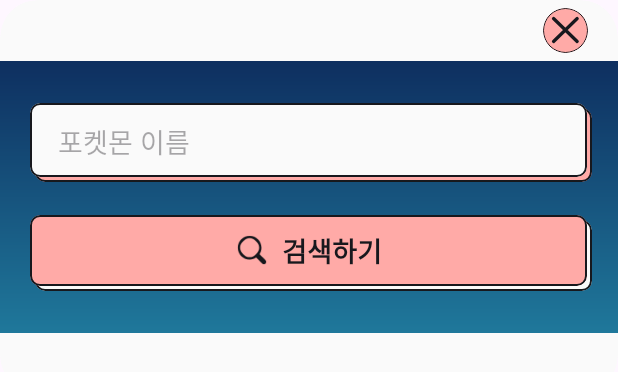
After one commit to kmj94102/MjAppXml, an Android app: the layout dialog_pokemon_search.xml on its own in the app's theme, with its tools: preview values and no code run, on a phone screen of 412 x 824 dp. The commit adds this screen. Shown: the top 372 px of the screen. Run offline under Robolectric (Android 15) with nearby library versions, the light colour scheme and no system bars; network calls fail.

Commit message:
- 포켓몬 도감 검색 기능 추가

```diff
--- a/app/src/main/java/com/example/mjappxml/custom/DoubleCardView.kt
+++ b/app/src/main/java/com/example/mjappxml/custom/DoubleCardView.kt
@@ -75,7 +75,7 @@
 
     private fun initViews() {
         addView(binding.root)
-        setBackgroundColor(ContextCompat.getColor(context, R.color.white))
+        setBackgroundColor(ContextCompat.getColor(context, android.R.color.transparent))
         strokeWidth = 0
         radius = context.dpToPx(10).toFloat()
         layoutParams = LayoutParams(LayoutParams.MATCH_PARENT, LayoutParams.MATCH_PARENT)
--- /dev/null
+++ b/app/src/main/res/layout/dialog_pokemon_search.xml
@@ -0,0 +1,105 @@
+<?xml version="1.0" encoding="utf-8"?>
+<layout>
+
+    <data>
+        <variable
+            name="dialog"
+            type="com.example.mjappxml.ui.game.pokemon.dex.PokemonSearchDialog" />
+    </data>
+
+    <com.google.android.material.card.MaterialCardView xmlns:android="http://schemas.android.com/apk/res/android"
+        xmlns:app="http://schemas.android.com/apk/res-auto"
+        android:layout_width="match_parent"
+        android:layout_height="wrap_content"
+        app:cardBackgroundColor="@color/white"
+        app:cardCornerRadius="25dp"
+        app:strokeWidth="0dp">
+
+        <LinearLayout
+            android:layout_width="match_parent"
+            android:layout_height="wrap_content"
+            android:orientation="vertical">
+
+            <com.example.mjappxml.custom.IconButton
+                android:layout_width="30dp"
+                android:layout_height="30dp"
+                android:layout_gravity="end"
+                android:layout_marginVertical="5dp"
+                android:layout_marginEnd="20dp"
+                app:cardBackgroundColor="@color/red"
+                app:strokeWidth="1dp"
+                app:strokeColor="@color/black"
+                android:onClick="@{() -> dialog.onDismiss()}"
+                app:cardCornerRadius="15dp" />
+
+            <LinearLayout
+                android:layout_width="match_parent"
+                android:layout_height="wrap_content"
+                android:layout_marginBottom="40dp"
+                android:background="@drawable/bg_gradient_pokemon_dialog"
+                android:orientation="vertical"
+                android:paddingVertical="28dp"
+                android:paddingStart="20dp"
+                android:paddingEnd="17dp">
+
+                <com.example.mjappxml.custom.DoubleCardView
+                    android:layout_width="match_parent"
+                    android:layout_height="wrap_content"
+                    app:bottomCardColor="@color/red">
+
+                    <com.example.mjappxml.custom.CustomEditTextView
+                        android:id="@+id/editName"
+                        android:layout_width="match_parent"
+                        android:layout_height="wrap_content"
+                        android:layout_marginStart="15dp"
+                        android:layout_marginTop="10dp"
+                        android:layout_marginEnd="18dp"
+                        android:layout_marginBottom="13dp"
+                        android:hint="@string/pokemon_name"
+                        android:maxLines="1"
+                        android:textColor="@color/black" />
+
+                </com.example.mjappxml.custom.DoubleCardView>
+
+                <com.example.mjappxml.custom.DoubleCardView
+                    android:layout_width="match_parent"
+                    android:layout_height="wrap_content"
+                    android:layout_marginTop="22dp"
+                    android:onClick="@{() -> dialog.onSearchClick()}"
+                    app:topCardColor="@color/red">
+
+                    <androidx.constraintlayout.widget.ConstraintLayout
+                        android:layout_width="match_parent"
+                        android:layout_height="wrap_content"
+                        android:layout_marginStart="15dp"
+                        android:layout_marginTop="10dp"
+                        android:layout_marginEnd="18dp"
+                        android:layout_marginBottom="13dp"
+                        android:orientation="horizontal">
+
+                        <TextView
+                            android:layout_width="wrap_content"
+                            android:layout_height="wrap_content"
+                            android:drawablePadding="10dp"
+                            android:layout_gravity="center"
+                            android:text="@string/search"
+                            android:textColor="@color/black"
+                            android:textSize="18sp"
+                            android:textStyle="bold"
+                            app:drawableStartCompat="@drawable/ic_search"
+                            app:layout_constraintTop_toTopOf="parent"
+                            app:layout_constraintBottom_toBottomOf="parent"
+                            app:layout_constraintStart_toStartOf="parent"
+                            app:layout_constraintEnd_toEndOf="parent"/>
+
+                    </androidx.constraintlayout.widget.ConstraintLayout>
+
+                </com.example.mjappxml.custom.DoubleCardView>
+
+            </LinearLayout>
+
+        </LinearLayout>
+
+    </com.google.android.material.card.MaterialCardView>
+
+</layout>
--- a/app/src/main/res/values/strings.xml
+++ b/app/src/main/res/values/strings.xml
@@ -9,4 +9,6 @@
     <string name="special_attack">특공</string>
     <string name="special_defence">특방</string>
     <string name="speed">스피드</string>
+    <string name="pokemon_name">포켓몬 이름</string>
+    <string name="search">검색하기</string>
 </resources>
--- a/communication/src/main/java/com/example/communication/model/PokemonSummary.kt
+++ b/communication/src/main/java/com/example/communication/model/PokemonSummary.kt
@@ -42,4 +42,6 @@
     val spotlight: String,
     val shinySpotlight: String,
     val isCatch: Boolean
-)
+) {
+    fun getNumberFormat() = "No.$number"
+}
```
Also changed, not shown: app/src/main/java/com/example/mjappxml/ui/game/pokemon/dex/PokemonDexFragment.kt (+10 -3 lines), app/src/main/java/com/example/mjappxml/ui/game/pokemon/dex/PokemonDexViewModel.kt (+13 -4 lines), app/src/main/java/com/example/mjappxml/ui/game/pokemon/dex/PokemonSearchDialog.kt (added, +35 -0 lines), app/src/main/res/layout/fragment_pokemon_dex.xml (+11 -10 lines).
